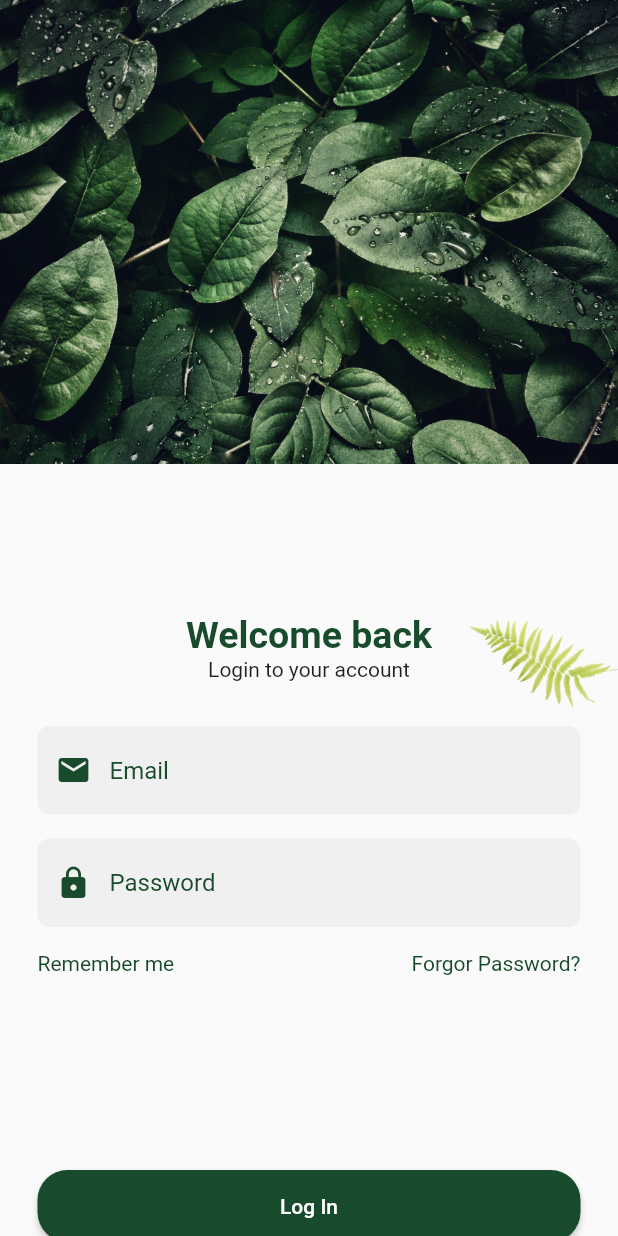
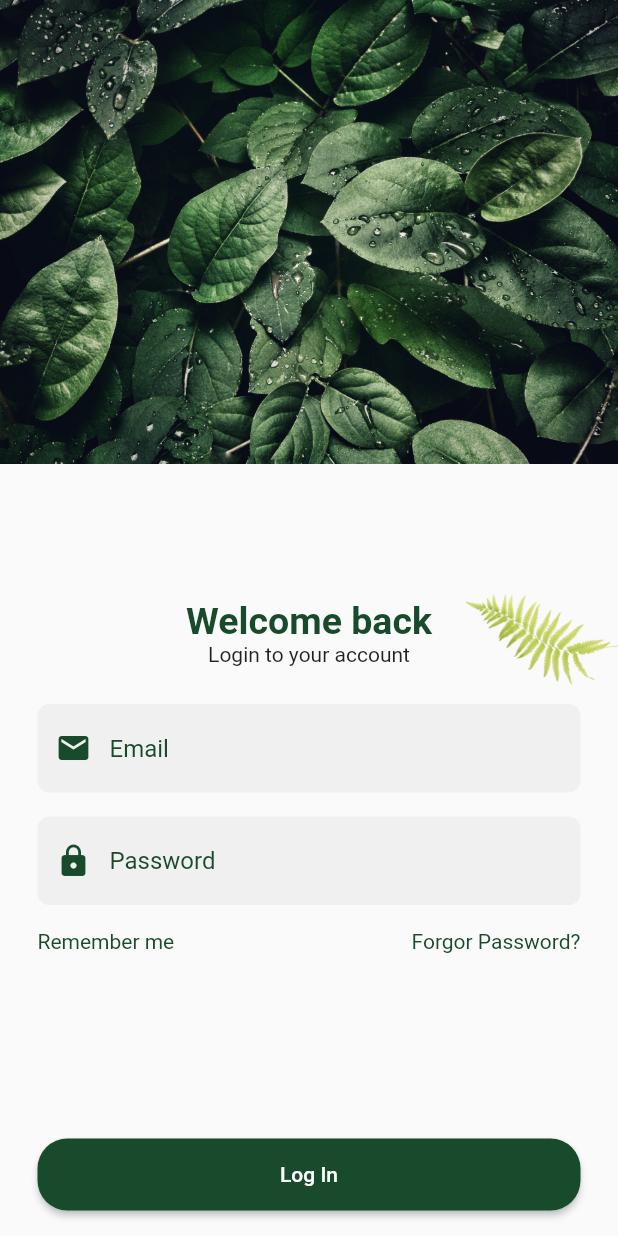
Before and after one commit to hmzaak/PlantStore-fultter, a Flutter app: the screen it shows after launch, on a phone screen of 412 x 824 dp. Run offline on Flutter 3.47's test engine with Material 2 defaults, Android fonts, the phone set to English and light mode, and no system bars.

Commit message:
MediaQuery added for responsiveness

```diff
--- a/lib/ui/custom_widgets/login_page_widgets/login_form.dart
+++ b/lib/ui/custom_widgets/login_page_widgets/login_form.dart
@@ -68,10 +68,12 @@ class LoginForm extends StatelessWidget {
   }
 }
 
-Widget topTextSection = Stack(
+Widget topTextSection(BuildContext context) {
+  final height = MediaQuery.of(context).size.height;
+  return Stack(
     children: [
       Padding(
-      padding: const EdgeInsets.only(top: 100, bottom: 30),
+        padding: EdgeInsets.only(top: height * 0.11, bottom: height * 0.03),
         child: SizedBox(
           width: double.infinity,
           child: Column(
@@ -93,12 +95,13 @@ Widget topTextSection = Stack(
         right: 0,
         bottom: 0,
         child: SizedBox(
-        height: 80,
+          height: height * 0.1,
           child: Image.asset('assets/leaf.png'),
         ),
       ),
     ],
   );
+}
 
 Widget loginButtonSection(BuildContext context) => Padding(
       padding: const EdgeInsets.symmetric(horizontal: 25),
--- a/lib/ui/custom_widgets/signup_page_widgets/signup_form.dart
+++ b/lib/ui/custom_widgets/signup_page_widgets/signup_form.dart
@@ -59,10 +59,12 @@ class SignUpForm extends StatelessWidget {
   }
 }
 
-Widget topTextSection = Stack(
+Widget topTextSection(BuildContext context) {
+  final height = MediaQuery.of(context).size.height;
+  return Stack(
     children: [
       Padding(
-      padding: const EdgeInsets.only(top: 120, bottom: 30),
+        padding: EdgeInsets.only(top: height * 0.14, bottom: height * 0.03),
         child: SizedBox(
           width: double.infinity,
           child: Column(
@@ -84,12 +86,13 @@ Widget topTextSection = Stack(
         right: 0,
         bottom: 0,
         child: SizedBox(
-        height: 80,
+          height: height * 0.1,
           child: Image.asset('assets/leaf.png'),
         ),
       ),
     ],
   );
+}
 
 Widget signUpButtonSection(BuildContext context) => Padding(
       padding: const EdgeInsets.symmetric(horizontal: 25),
--- a/lib/ui/screens/login/login_page.dart
+++ b/lib/ui/screens/login/login_page.dart
@@ -7,14 +7,15 @@ class LoginPage extends StatelessWidget {
 
   @override
   Widget build(BuildContext context) {
+    final height = MediaQuery.of(context).size.height;
     return Scaffold(
       body: SingleChildScrollView(
         child: Column(
           children: [
             Image.asset('assets/leaves.jpg'),
-            topTextSection,
+            topTextSection(context),
             const LoginForm(),
-            const SizedBox(height: 130),
+            SizedBox(height: height * 0.15),
             loginButtonSection(context),
           ],
         ),
--- a/lib/ui/screens/signup/signup_page.dart
+++ b/lib/ui/screens/signup/signup_page.dart
@@ -1,6 +1,5 @@
 import 'package:flutter/material.dart';
 import 'package:plantstore/ui/custom_widgets/signup_page_widgets/signup_form.dart';
-import 'package:plantstore/ui/screens/login/login_page.dart';
 
 class SignUpPage extends StatelessWidget {
   static const route = '/signup-page';
@@ -8,13 +7,14 @@ class SignUpPage extends StatelessWidget {
 
   @override
   Widget build(BuildContext context) {
+    final height = MediaQuery.of(context).size.height;
     return Scaffold(
       body: SingleChildScrollView(
         child: Column(
           children: [
-            topTextSection,
+            topTextSection(context),
             const SignUpForm(),
-            const SizedBox(height: 215),
+            SizedBox(height: height * 0.24),
             signUpButtonSection(context),
           ],
         ),
```
Lines whose indentation alone changed are shown as unchanged.
